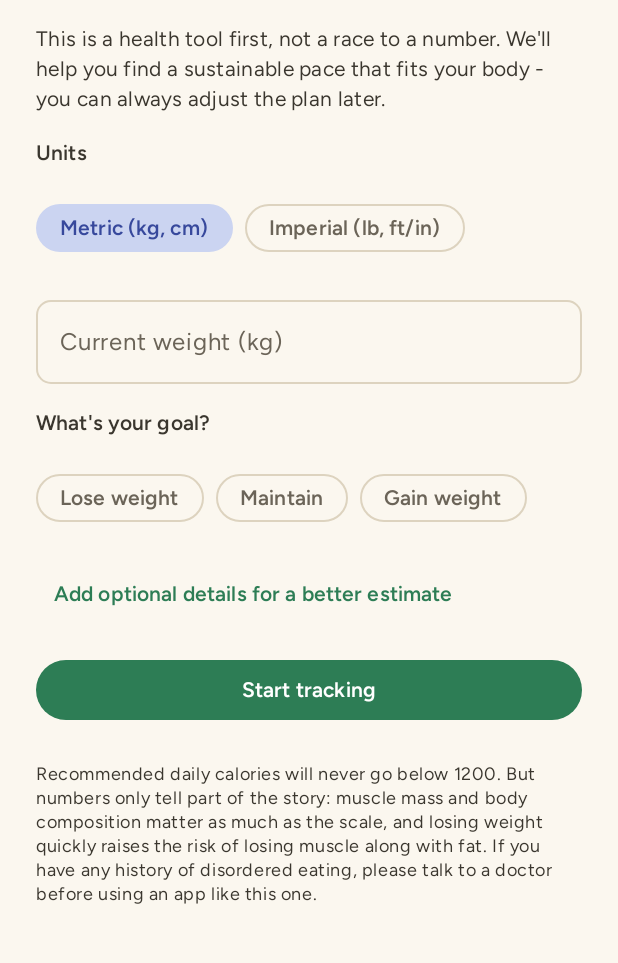
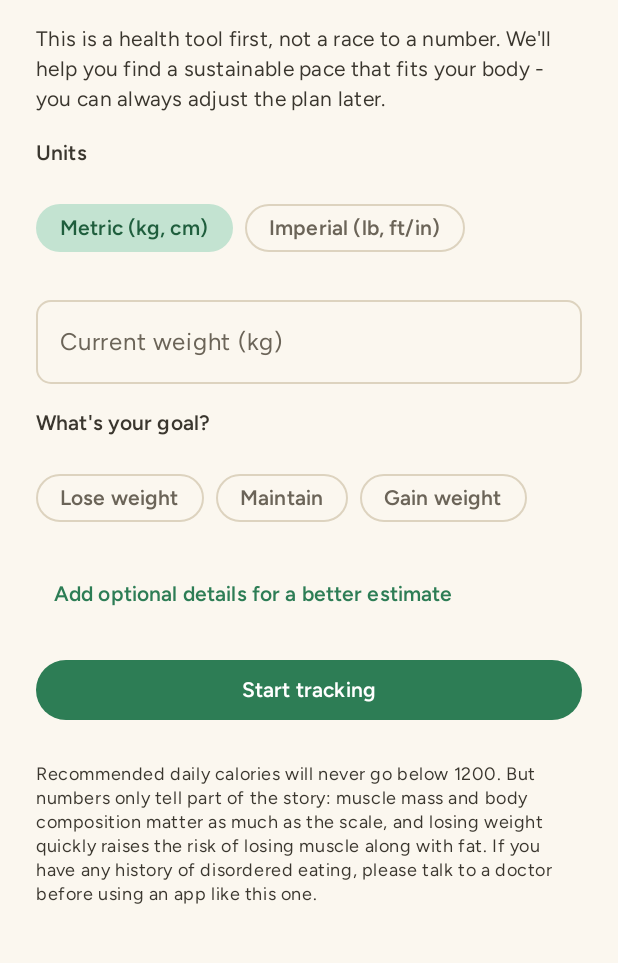
Before and after one commit to akcan-d/andweight, an Android app built with Jetpack Compose: the OnboardingScreen screen opened through its navigation route, on a phone screen of 412 x 824 dp, the part 84-1047 px from its top. Run offline under Robolectric (Android 15) with nearby library versions, the phone set to English and light mode, and no system bars.

Commit message:
Apply the themed-FilterChip fix everywhere, not just Settings
Same root cause as the reversed theme-color bug: FilterChip's default
selected color (secondaryContainer) doesn't track the active theme the
way primaryContainer does. Extracted themedFilterChipColors() to
ui/theme/ChipColors.kt and applied it to every selectable FilterChip in
the app - Today's meal-amount picker, onboarding, edit profile, and
Journey's view-mode picker (found while fixing this, not in the
original report).

Co-Authored-By: Claude Sonnet 5 <noreply@anthropic.com>
Claude-Session: https://claude.ai/code/session_01Ms2qzwH3vWYbqoNvcG6i5K

```diff
--- a/app/src/main/java/com/measured/app/ui/journey/JourneyScreen.kt
+++ b/app/src/main/java/com/measured/app/ui/journey/JourneyScreen.kt
@@ -74,6 +74,7 @@ import com.measured.app.domain.WeekGrouping
 import com.measured.app.domain.WeekSummary
 import com.measured.app.ui.AppViewModelProvider
 import com.measured.app.ui.common.IntakeChip
+import com.measured.app.ui.theme.themedFilterChipColors
 import java.time.DayOfWeek
 import java.time.LocalDate
 import java.time.format.DateTimeFormatter
@@ -164,6 +165,7 @@ fun JourneyScreen(
                             selected = viewMode == mode,
                             onClick = { viewMode = mode },
                             label = { Text(mode.label) },
+                            colors = themedFilterChipColors(),
                         )
                     }
                 }
--- a/app/src/main/java/com/measured/app/ui/onboarding/OnboardingScreen.kt
+++ b/app/src/main/java/com/measured/app/ui/onboarding/OnboardingScreen.kt
@@ -30,6 +30,7 @@ import com.measured.app.domain.PaceOption
 import com.measured.app.domain.Sex
 import com.measured.app.domain.WeightUnit
 import com.measured.app.ui.AppViewModelProvider
+import com.measured.app.ui.theme.themedFilterChipColors
 
 @Composable
 fun OnboardingScreen(
@@ -61,11 +62,13 @@ fun OnboardingScreen(
             Text("Units", style = MaterialTheme.typography.labelLarge)
             Row(horizontalArrangement = Arrangement.spacedBy(8.dp)) {
                 FilterChip(
+                    colors = themedFilterChipColors(),
                     selected = state.weightUnit == WeightUnit.KG,
                     onClick = { viewModel.onWeightUnitChange(WeightUnit.KG) },
                     label = { Text("Metric (kg, cm)") },
                 )
                 FilterChip(
+                    colors = themedFilterChipColors(),
                     selected = state.weightUnit == WeightUnit.LB,
                     onClick = { viewModel.onWeightUnitChange(WeightUnit.LB) },
                     label = { Text("Imperial (lb, ft/in)") },
@@ -84,16 +87,19 @@ fun OnboardingScreen(
             Text("What's your goal?", style = MaterialTheme.typography.labelLarge)
             Row(horizontalArrangement = Arrangement.spacedBy(8.dp)) {
                 FilterChip(
+                    colors = themedFilterChipColors(),
                     selected = state.goalDirection == GoalDirection.LOSE,
                     onClick = { viewModel.onGoalDirectionChange(GoalDirection.LOSE) },
                     label = { Text("Lose weight") },
                 )
                 FilterChip(
+                    colors = themedFilterChipColors(),
                     selected = state.goalDirection == GoalDirection.MAINTAIN,
                     onClick = { viewModel.onGoalDirectionChange(GoalDirection.MAINTAIN) },
                     label = { Text("Maintain") },
                 )
                 FilterChip(
+                    colors = themedFilterChipColors(),
                     selected = state.goalDirection == GoalDirection.GAIN,
                     onClick = { viewModel.onGoalDirectionChange(GoalDirection.GAIN) },
                     label = { Text("Gain weight") },
@@ -132,6 +138,7 @@ fun OnboardingScreen(
                         val rateKg = PaceGuidance.rateForOption(option, startWeightKg, direction)
                         val rateInUnit = state.weightUnit.fromKg(rateKg)
                         FilterChip(
+                            colors = themedFilterChipColors(),
                             selected = state.selectedPace == option,
                             onClick = { viewModel.onPaceSelected(option) },
                             label = {
@@ -162,16 +169,19 @@ fun OnboardingScreen(
                 Text("Sex", style = MaterialTheme.typography.labelLarge)
                 Row(horizontalArrangement = Arrangement.spacedBy(8.dp)) {
                     FilterChip(
+                        colors = themedFilterChipColors(),
                         selected = state.sex == Sex.FEMALE,
                         onClick = { viewModel.onSexChange(Sex.FEMALE) },
                         label = { Text("Female") },
                     )
                     FilterChip(
+                        colors = themedFilterChipColors(),
                         selected = state.sex == Sex.MALE,
                         onClick = { viewModel.onSexChange(Sex.MALE) },
                         label = { Text("Male") },
                     )
                     FilterChip(
+                        colors = themedFilterChipColors(),
                         selected = state.sex == Sex.UNSPECIFIED,
                         onClick = { viewModel.onSexChange(Sex.UNSPECIFIED) },
                         label = { Text("Prefer not to say") },
@@ -221,6 +231,7 @@ fun OnboardingScreen(
                 Column(verticalArrangement = Arrangement.spacedBy(4.dp)) {
                     ActivityLevel.entries.forEach { level ->
                         FilterChip(
+                            colors = themedFilterChipColors(),
                             selected = state.activityLevel == level,
                             onClick = { viewModel.onActivityLevelChange(level) },
                             label = { Text(level.label) },
--- /dev/null
+++ b/app/src/main/java/com/measured/app/ui/theme/ChipColors.kt
@@ -0,0 +1,18 @@
+package com.measured.app.ui.theme
+
+import androidx.compose.material3.FilterChipDefaults
+import androidx.compose.material3.MaterialTheme
+import androidx.compose.runtime.Composable
+
+/** Material3's FilterChip defaults its selected state to secondaryContainer, not
+ * primaryContainer. Harmless for a chip whose selected color is incidental, but every accent
+ * theme's secondary is deliberately a different hue from its primary (Sage's secondary is blue,
+ * Ocean's is green) - so left at the default, a selected chip's color didn't match the theme it
+ * was supposedly reflecting. Every selectable FilterChip in the app should use this instead, so
+ * a selected chip always reads as "this theme's own color", not a fixed, theme-independent hue. */
+@Composable
+fun themedFilterChipColors() = FilterChipDefaults.filterChipColors(
+    selectedContainerColor = MaterialTheme.colorScheme.primaryContainer,
+    selectedLabelColor = MaterialTheme.colorScheme.onPrimaryContainer,
+    selectedLeadingIconColor = MaterialTheme.colorScheme.onPrimaryContainer,
+)
--- a/app/src/main/java/com/measured/app/ui/today/TodayScreen.kt
+++ b/app/src/main/java/com/measured/app/ui/today/TodayScreen.kt
@@ -78,6 +78,7 @@ import com.measured.app.domain.UserProfile
 import com.measured.app.domain.WeightUnit
 import com.measured.app.ui.AppViewModelProvider
 import com.measured.app.ui.common.IntakeChip
+import com.measured.app.ui.theme.themedFilterChipColors
 import java.time.Instant
 import java.time.LocalDate
 import java.time.ZoneOffset
@@ -591,6 +592,7 @@ private fun MealInputFields(viewModel: TodayViewModel) {
                     onClick = { viewModel.onIntakeSelected(level) },
                     label = { Text(level.label) },
                     modifier = Modifier.fillMaxWidth(),
+                    colors = themedFilterChipColors(),
                 )
             }
         }
```
Also changed, not shown: app/src/main/java/com/measured/app/ui/settings/EditProfileScreen.kt (+11 -0 lines), app/src/main/java/com/measured/app/ui/settings/SettingsScreen.kt (+1 -14 lines).
